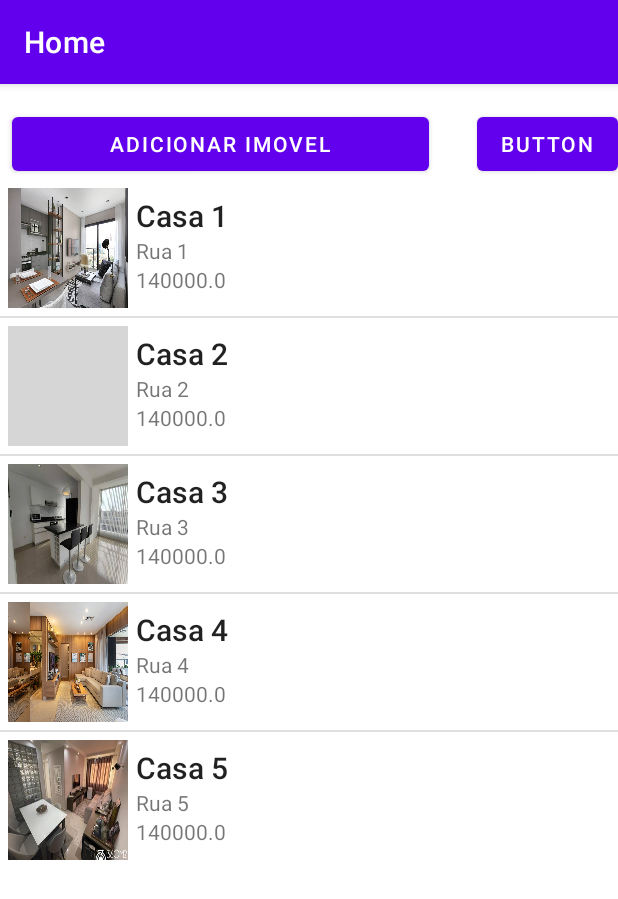
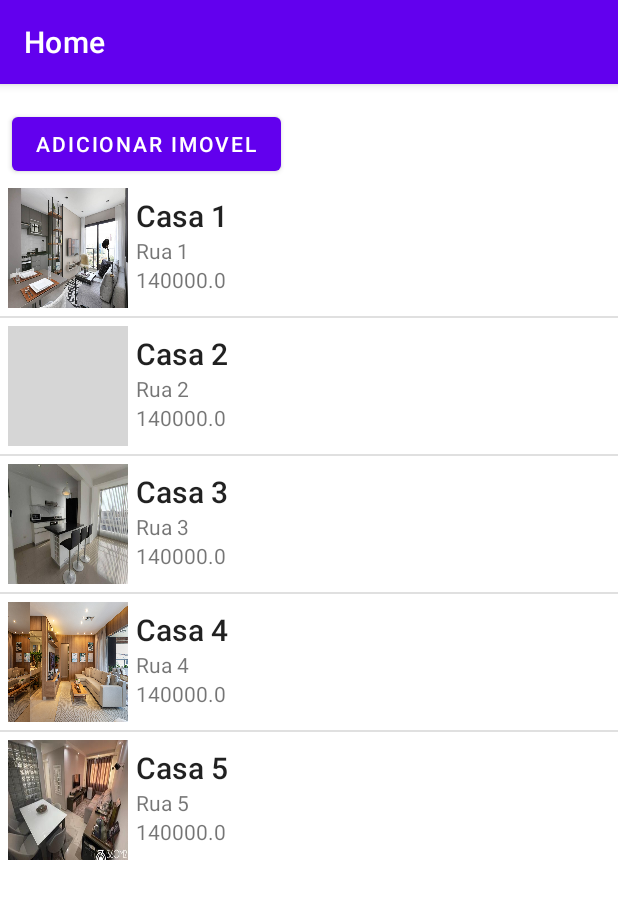
Before and after one commit to VictorTiciano/dispositivos-moveis, an Android app: the HomeActivity screen opened directly, with no data from a screen before it, on a phone screen of 412 x 824 dp. Shown: the top 899 px of the screen. Run offline under Robolectric (Android 15) with nearby library versions, the phone set to English and light mode, and no system bars; grey boxes are pictures that could not be loaded.

Commit message:
Fixed Layout

```diff
--- a/app/src/main/res/layout/activity_home.xml
+++ b/app/src/main/res/layout/activity_home.xml
@@ -14,17 +14,7 @@
         android:layout_marginTop="16dp"
         android:layout_marginEnd="32dp"
         android:text="Adicionar imovel"
-        app:layout_constraintEnd_toStartOf="@+id/button8"
         app:layout_constraintStart_toStartOf="parent"
-        app:layout_constraintTop_toTopOf="parent" />
-
-    <Button
-        android:id="@+id/button8"
-        android:layout_width="wrap_content"
-        android:layout_height="wrap_content"
-        android:layout_marginTop="16dp"
-        android:text="Button"
-        app:layout_constraintEnd_toEndOf="parent"
         app:layout_constraintTop_toTopOf="parent" />
 
     <LinearLayout
@@ -32,7 +22,7 @@
         android:layout_width="match_parent"
         android:layout_height="0dp"
         android:orientation="vertical"
-        app:layout_constraintTop_toBottomOf="@+id/button8">
+        app:layout_constraintTop_toBottomOf="@+id/btn_home_add_imovel">
 
         <LinearLayout
             android:layout_width="wrap_content"
```
